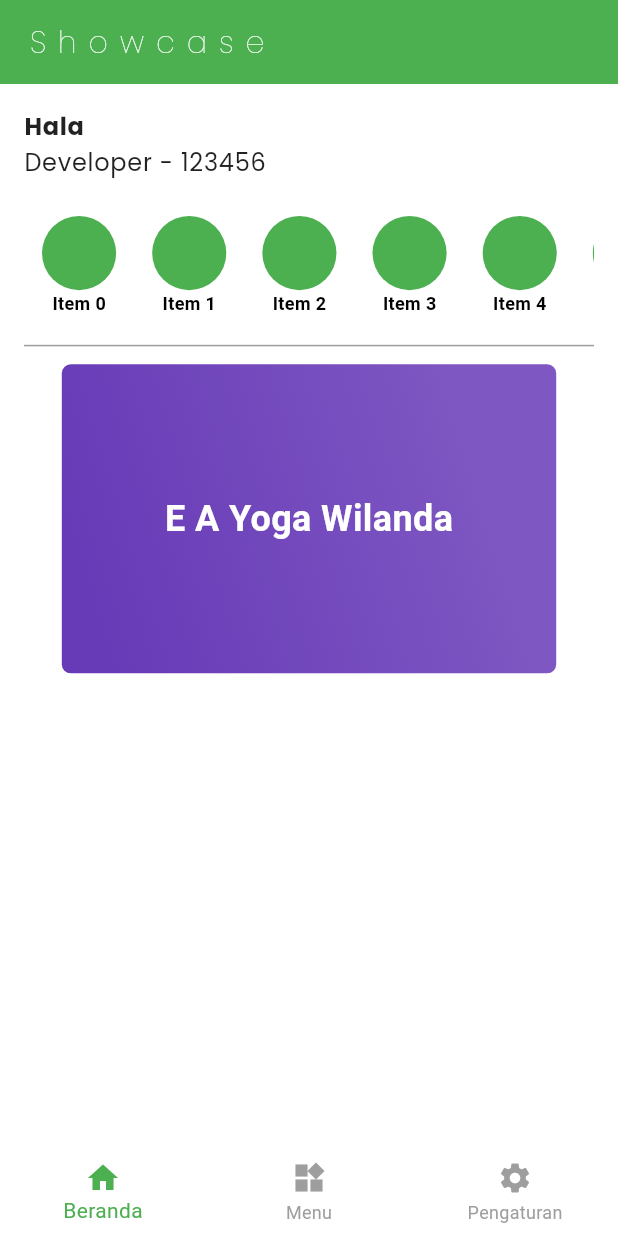
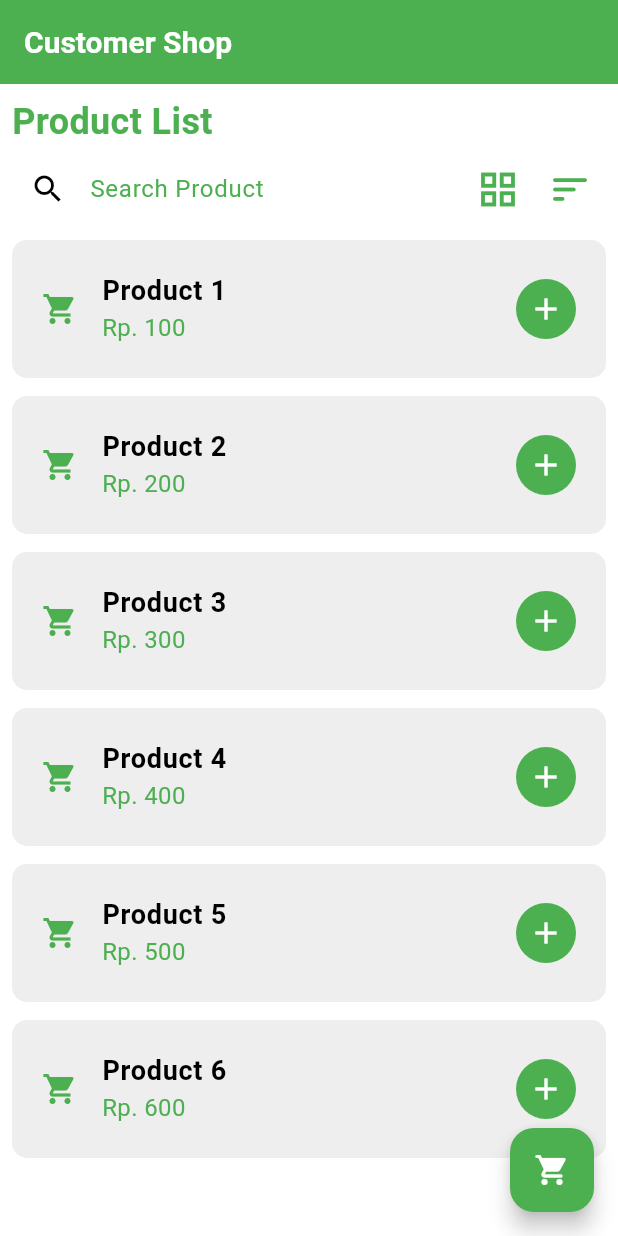
Before and after one commit to yogawilanda/flutter-basic-mid-exam, a Flutter app: the screen it shows after launch, on a phone screen of 412 x 824 dp. Run offline on Flutter 3.47's test engine with Material 3 defaults, Android fonts, the phone set to English and light mode, and no system bars; our stand-ins replace google_fonts, image_picker, sqflite, video_player; accounts and stored records are empty.

Commit message:
add to cart, product details, filter, search, calculation and change product view

```diff
--- /dev/null
+++ b/lib/controller/toko_controller.dart
@@ -0,0 +1,61 @@
+import 'package:flutter/material.dart';
+import 'package:hello_flutter/model/product.dart';
+
+class TokoController extends ChangeNotifier {
+  List<Product> searchedProducts = [];
+  bool isGridView = false;
+
+  List<Product> localProductsExample = [
+    Product(
+      id: 1,
+      name: 'Product 1',
+      price: 100.0,
+      // picsum image
+      image: 'https://loremflickr.com/320/240',
+      description:
+          'Introducing Product 1, the ultimate solution for your daily needs. Crafted with precision and care, this product boasts top-quality materials that ensure durability and long-lasting performance. Designed to cater to a wide range of uses, it seamlessly blends functionality and style. Whether you\'re at home, in the office, or on the go, Product 1 is your reliable companion. Its sleek design and user-friendly features make it an essential addition to your toolkit. Experience the perfect balance of innovation and convenience with Product 1, where quality meets excellence. Elevate your everyday routine with this exceptional product.',
+    ),
+    Product(
+      id: 2,
+      name: 'Product 2',
+      price: 200.0,
+    ),
+    Product(
+      id: 3,
+      name: 'Product 3',
+      price: 300.0,
+    ),
+    Product(
+      id: 4,
+      name: 'Product 4',
+      price: 400.0,
+    ),
+    Product(
+      id: 5,
+      name: 'Product 5',
+      price: 500.0,
+    ),
+    Product(
+      id: 6,
+      name: 'Product 6',
+      price: 600.0,
+    ),
+  ];
+
+  void changeProductView(bool isGridView) {
+    isGridView = !isGridView;
+  }
+
+  void filterProducts(String query) {
+    searchedProducts = localProductsExample.where((element) {
+      return element.name.toLowerCase().contains(query.toLowerCase());
+    }).toList();
+    notifyListeners();
+  }
+
+  void sortProductList() {
+    localProductsExample = localProductsExample.reversed.toList();
+    searchedProducts = searchedProducts.reversed.toList();
+    notifyListeners();
+  }
+}
--- a/lib/main.dart
+++ b/lib/main.dart
@@ -2,8 +2,10 @@ import 'package:flutter/material.dart';
 import 'package:hello_flutter/controller/task_controller.dart';
 import 'package:hello_flutter/controller/login_controller.dart';
 import 'package:hello_flutter/controller/register_controller.dart';
+import 'package:hello_flutter/controller/toko_controller.dart';
 import 'package:hello_flutter/view/module/bottom_navigation_bar_page.dart';
 import 'package:hello_flutter/constants/theme.dart';
+import 'package:hello_flutter/view/module/toko_module/customer_shop.dart';
 import 'package:hello_flutter/view/module/image_picker/media_picker.dart';
 import 'package:provider/provider.dart';
 
@@ -13,6 +15,7 @@ void main() {
       ChangeNotifierProvider(create: (context) => TaskController()),
       ChangeNotifierProvider(create: (context) => RegisterController()),
       ChangeNotifierProvider(create: (context) => LoginController()),
+      ChangeNotifierProvider(create: (context) => TokoController()),
     ], child: const MyApp()),
   );
 }
@@ -25,7 +28,8 @@ class MyApp extends StatelessWidget {
       title: 'Flutter Tugas Kuliah',
       debugShowCheckedModeBanner: false,
       theme: lightTheme,
-      home: BottomNavigationBarExample(),
+      // home: BottomNavigationBarExample(),
+      home : CustomerShop(),
       // home: MediaPicker(), // bukan untuk tugas uts
       // home:  TabBarFormat(),
       // home: const TaskListScreen(),
--- /dev/null
+++ b/lib/model/item.dart
@@ -0,0 +1,70 @@
+class Item {
+  int id;
+  int business_id;
+  String product_name;
+  int product_price;
+  Enum product_category;
+  String product_description;
+  String product_image;
+  String product_sku;
+  DateTime created_at;
+  DateTime updated_at;
+
+  Item({
+    required this.id,
+    required this.business_id,
+    required this.product_name,
+    required this.product_price,
+    required this.product_category,
+    required this.product_description,
+    required this.product_image,
+    required this.product_sku,
+    required this.created_at,
+    required this.updated_at,
+  });
+
+  factory Item.fromJson(Map<String, dynamic> json) {
+    return Item(
+      id: json['id'],
+      business_id: json['business_id'],
+      product_name: json['product_name'],
+      product_price: json['product_price'],
+      product_category: json['product_category'],
+      product_description: json['product_description'],
+      product_image: json['product_image'],
+      product_sku: json['product_sku'],
+      created_at: json['created_at'],
+      updated_at: json['updated_at'],
+    );
+  }
+
+  Map<String, dynamic> toJson() {
+    return {
+      'id': id,
+      'business_id': business_id,
+      'product_name': product_name,
+      'product_price': product_price,
+      'product_category': product_category,
+      'product_description': product_description,
+      'product_image': product_image,
+      'product_sku': product_sku,
+      'created_at': created_at,
+      'updated_at': updated_at,
+    };
+  }
+
+  Map<String, dynamic> toMap() {
+    return {
+      'id': id,
+      'business_id': business_id,
+      'product_name': product_name,
+      'product_price': product_price,
+      'product_category': product_category,
+      'product_description': product_description,
+      'product_image': product_image,
+      'product_sku': product_sku,
+      'created_at': created_at.toString(),
+      'updated_at': updated_at.toString(),
+    };
+  }
+}
--- /dev/null
+++ b/lib/model/product.dart
@@ -0,0 +1,38 @@
+class Product {
+  final int? id;
+  final String name;
+  final double price;
+  final String? image;
+  final String? description;
+
+  Product(
+      {this.id,
+      required this.name,
+      required this.price,
+      this.image,
+      this.description});
+
+  Map<String, dynamic> toMap() {
+    return {
+      'id': id,
+      'name': name,
+      'price': price,
+    };
+  }
+
+  Map<String, dynamic> toJson() {
+    return {
+      'id': id,
+      'name': name,
+      'price': price,
+    };
+  }
+
+  factory Product.fromMap(Map<String, dynamic> map) {
+    return Product(
+      id: map['id'],
+      name: map['name'],
+      price: map['price'].toDouble(),
+    );
+  }
+}
--- /dev/null
+++ b/lib/model/product_local_model.dart
@@ -0,0 +1 @@
+import 'package:hello_flutter/model/product.dart';
--- a/lib/view/module/image_picker/media_picker.dart
+++ b/lib/view/module/image_picker/media_picker.dart
@@ -23,7 +23,6 @@ class MediaPickerState extends State<MediaPicker> {
     super.initState();
     _videoPlayerController = VideoPlayerController.asset(
       // use this for video from gallery
-      // File(_image.isEmpty ? "" : _image.last.path.toString(),
       _imageFile == null ? "" : _imageFile!.toString(),
     );
 
--- /dev/null
+++ b/lib/view/module/toko_module/customer_shop.dart
@@ -0,0 +1,338 @@
+import 'package:flutter/material.dart';
+import 'package:google_fonts/google_fonts.dart';
+import 'package:hello_flutter/model/product.dart';
+import 'package:hello_flutter/view/module/toko_module/customer_cart_page.dart';
+import 'package:hello_flutter/view/module/toko_module/product_details_page.dart';
+
+class CustomerShop extends StatefulWidget {
+  const CustomerShop({super.key});
+  @override
+  State<CustomerShop> createState() => _CustomerShopState();
+}
+
+class _CustomerShopState extends State<CustomerShop> {
+  List<Product> products = [
+    Product(
+      id: 1,
+      name: 'Product 1',
+      price: 100.0,
+      // picsum image
+      image: 'https://loremflickr.com/320/240',
+      description:
+          'Introducing Product 1, the ultimate solution for your daily needs. Crafted with precision and care, this product boasts top-quality materials that ensure durability and long-lasting performance. Designed to cater to a wide range of uses, it seamlessly blends functionality and style. Whether you\'re at home, in the office, or on the go, Product 1 is your reliable companion. Its sleek design and user-friendly features make it an essential addition to your toolkit. Experience the perfect balance of innovation and convenience with Product 1, where quality meets excellence. Elevate your everyday routine with this exceptional product.',
+    ),
+    Product(
+      id: 2,
+      name: 'Product 2',
+      price: 200.0,
+    ),
+    Product(
+      id: 3,
+      name: 'Product 3',
+      price: 300.0,
+    ),
+    Product(
+      id: 4,
+      name: 'Product 4',
+      price: 400.0,
+    ),
+    Product(
+      id: 5,
+      name: 'Product 5',
+      price: 500.0,
+    ),
+    Product(
+      id: 6,
+      name: 'Product 6',
+      price: 600.0,
+    ),
+  ];
+  List<Product> searchedProducts = [];
+  TextEditingController searchController = TextEditingController();
+  bool isGridView = false;
+
+  // product added to cart
+  List<Product> addedToCartProducts = [];
+
+  @override
+  void initState() {
+    super.initState();
+    searchedProducts = products;
+  }
+
+  void changeProductsList() {
+    setState(() {
+      isGridView = !isGridView;
+    });
+  }
+
+  void sortProductsList() {
+    setState(() {
+      products = products.reversed.toList();
+      searchedProducts = searchedProducts.reversed.toList();
+    });
+  }
+
+  void searchProducts(String query) {
+    List<Product> searchResults = [];
+    if (query.isNotEmpty) {
+      searchResults = products
+          .where((product) =>
+              product.name.toLowerCase().contains(query.toLowerCase()))
+          .toList();
+    } else {
+      searchResults = products;
+    }
+    setState(() {
+      searchedProducts = searchResults;
+    });
+  }
+
+  Future<void> _openProductDetails(Product product) async {
+    await Navigator.push(
+      context,
+      MaterialPageRoute(
+        builder: (context) => ProductDetailsPage(product: product),
+      ),
+    );
+  }
+
+  @override
+  Widget build(BuildContext context) {
+    return Scaffold(
+      appBar: AppBar(
+        title: const Text('Customer Shop'),
+      ),
+      body: SingleChildScrollView(
+        child: Padding(
+          padding: const EdgeInsets.all(8.0),
+          child: Column(
+            crossAxisAlignment: CrossAxisAlignment.start,
+            mainAxisAlignment: MainAxisAlignment.center,
+            children: [
+              titleBody(),
+              productViewChanger(),
+              isGridView ? productGridView() : productListView(),
+            ],
+          ),
+        ),
+      ),
+      floatingActionButton: FloatingActionButton(
+        onPressed: () {
+          Navigator.push(
+            context,
+            MaterialPageRoute(
+              builder: (context) => CustomerCartPage(listOfProductAddedToCart: addedToCartProducts),
+            ),
+          );
+        },
+        child: const Icon(Icons.shopping_cart_rounded),
+      ),
+    );
+  }
+
+  titleBody() {
+    return const Text(
+      'Product List',
+      style: TextStyle(
+        fontSize: 24,
+        fontWeight: FontWeight.bold,
+        color: Colors.green,
+      ),
+      textAlign: TextAlign.left,
+    );
+  }
+
+  productViewChanger() {
+    return Row(
+      crossAxisAlignment: CrossAxisAlignment.center,
+      mainAxisAlignment: MainAxisAlignment.end,
+      children: [
+        Expanded(
+          child: TextFormField(
+            decoration: InputDecoration(
+              labelText: 'Search Product',
+              floatingLabelBehavior: FloatingLabelBehavior.auto,
+              hintText: 'Search Product',
+              hintStyle: const TextStyle(color: Colors.grey),
+              labelStyle: const TextStyle(color: Colors.green),
+              prefixIcon: const Icon(Icons.search),
+              border: OutlineInputBorder(
+                borderRadius: BorderRadius.circular(10),
+                borderSide: const BorderSide(color: Colors.green),
+              ),
+              hoverColor: Colors.green,
+            ),
+            onChanged: (value) {
+              searchProducts(value);
+            },
+            controller: searchController,
+          ),
+        ),
+        IconButton(
+          onPressed: changeProductsList,
+          icon: Icon(
+            isGridView ? Icons.list : Icons.grid_view,
+            color: Colors.green,
+            size: 30,
+          ),
+        ),
+        IconButton(
+          onPressed: sortProductsList,
+          icon: Icon(
+            isGridView ? Icons.sort : Icons.sort_rounded,
+            color: Colors.green,
+            size: 30,
+          ),
+        ),
+      ],
+    );
+  }
+
+  productGridView() {
+    return searchedProducts.isEmpty && searchController.text.isNotEmpty
+        ? Center(
+            child: Text(
+              'No Product Founds',
+              textAlign: TextAlign.center,
+              style: GoogleFonts.poppins(
+                textStyle: TextStyle(
+                  color: Colors.green[600],
+                  fontSize: 24,
+                  fontWeight: FontWeight.w200,
+                ),
+              ),
+            ),
+          )
+        : GridView.builder(
+            shrinkWrap: true,
+            physics: const NeverScrollableScrollPhysics(),
+            gridDelegate: const SliverGridDelegateWithFixedCrossAxisCount(
+              crossAxisCount: 2,
+            ),
+            itemCount: searchedProducts.length,
+            itemBuilder: (context, index) {
+              return Container(
+                padding: const EdgeInsets.all(8),
+                child: GestureDetector(
+                  onTap: () => _openProductDetails(searchedProducts[index]),
+                  child: GridTile(
+                    header: GridTileBar(
+                      title: Text(
+                        searchedProducts[index].name,
+                        style: const TextStyle(
+                          color: Colors.green,
+                          fontSize: 16,
+                          fontWeight: FontWeight.bold,
+                        ),
+                      ),
+                    ),
+                    footer: GridTileBar(
+                      title: Text(
+                        'Rp. ${searchedProducts[index].price.toStringAsFixed(0)}',
+                        style: const TextStyle(
+                          color: Colors.white,
+                          fontSize: 16,
+                        ),
+                      ),
+                      backgroundColor: Colors.green,
+                    ),
+                    child: Container(
+                      decoration: BoxDecoration(
+                        color: Colors.grey.shade200,
+                        borderRadius: BorderRadius.circular(10),
+                      ),
+                      child: const Center(
+                        child: Icon(
+                          Icons.shopping_cart,
+                          color: Colors.green,
+                          size: 50,
+                        ),
+                      ),
+                    ),
+                  ),
+                ),
+              );
+            },
+          );
+  }
+
+  productListView() {
+    return searchedProducts.isEmpty && searchController.text.isNotEmpty
+        ? Center(
+            child: Column(
+              children: [
+                const Icon(
+                  Icons.search_off,
+                  color: Colors.green,
+                  size: 50,
+                ),
+                Text(
+                  'No Product Founds',
+                  textAlign: TextAlign.center,
+                  style: GoogleFonts.poppins(
+                    textStyle: TextStyle(
+                      color: Colors.green[600],
+                      fontSize: 24,
+                      fontWeight: FontWeight.w200,
+                    ),
+                  ),
+                ),
+              ],
+            ),
+          )
+        : ListView.builder(
+            shrinkWrap: true,
+            itemCount: searchedProducts.length,
+            itemBuilder: (context, index) {
+              return Padding(
+                padding: const EdgeInsets.symmetric(vertical: 6.0),
+                child: ListTile(
+                  leading: const Icon(Icons.shopping_cart, color: Colors.green),
+                  title: Text(
+                    searchedProducts[index].name,
+                    style: const TextStyle(
+                        fontWeight: FontWeight.bold, fontSize: 18),
+                  ),
+                  subtitle: Text(
+                    'Rp. ${searchedProducts[index].price.toStringAsFixed(0)}',
+                    style: const TextStyle(color: Colors.green, fontSize: 16),
+                  ),
+                  trailing: InkWell(
+                    onTap: () {
+                      setState(() {
+                        addedToCartProducts.add(searchedProducts[index]);
+                      });
+
+                      print(
+                          'Product ${searchedProducts[index].name} added to cart');
+                      // iterate each product in cart
+                      print(
+                          'List of products in cart: ${addedToCartProducts.map((product) => product.name).toList()}');
+                      // print("list of products in cart: $addedToCartProducts");
+                    },
+                    child: CircleAvatar(
+                      child: const Icon(
+                        Icons.add,
+                        color: Colors.white,
+                      ),
+                    ),
+                  ),
+                  contentPadding:
+                      const EdgeInsets.symmetric(vertical: 10, horizontal: 20),
+                  tileColor: Colors.grey.shade200,
+                  shape: RoundedRectangleBorder(
+                    borderRadius: BorderRadius.circular(10),
+                  ),
+                  onTap: () {
+                    debugPrint(
+                      'Product ${searchedProducts[index].name} clicked',
+                    );
+                    _openProductDetails(searchedProducts[index]);
+                  },
+                ),
+              );
+            },
+          );
+  }
+}
```
Also changed, not shown: lib/view/module/toko_module/customer_cart_page.dart (added, +62 -0 lines), lib/view/module/toko_module/product_details_page.dart (added, +119 -0 lines), lib/helper/mysql_helper.dart (added).
